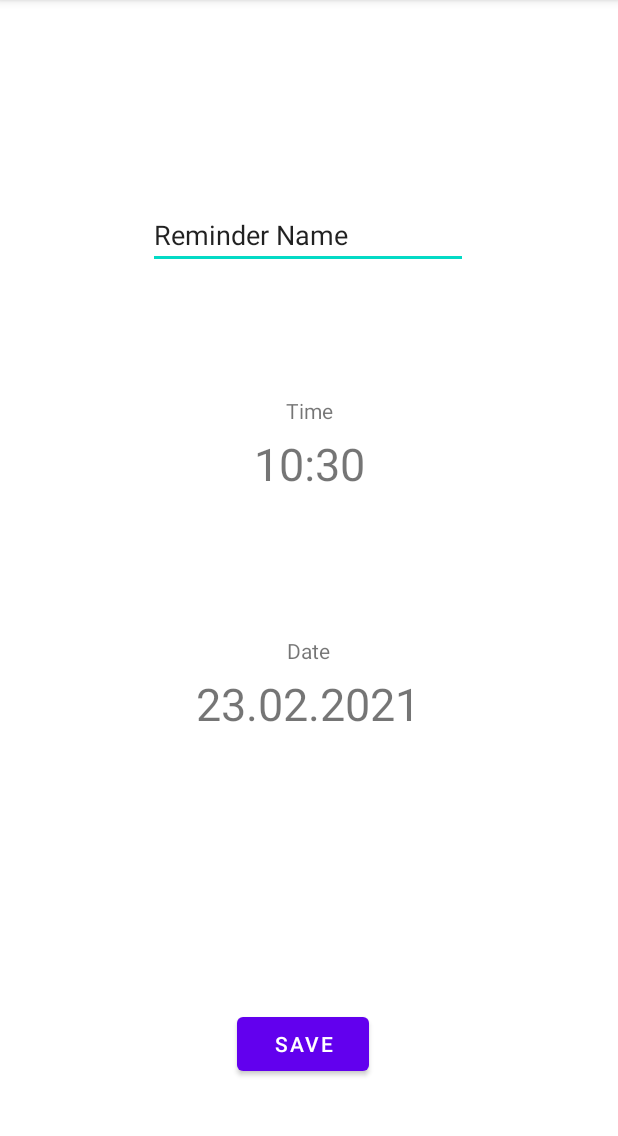
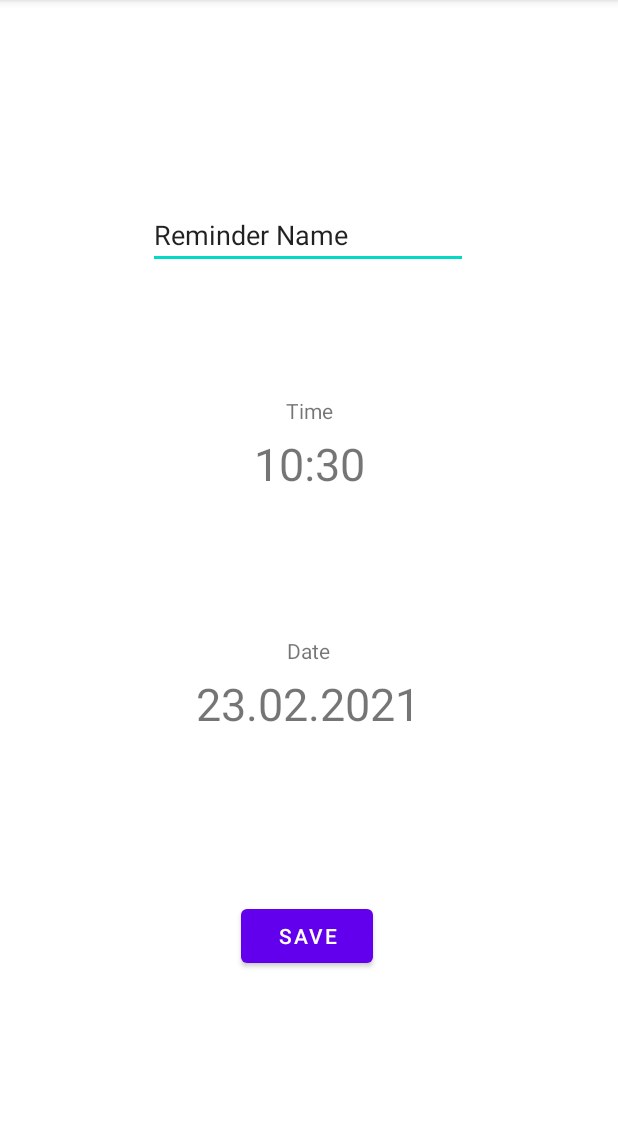
Before and after one commit to jerrycorp/Mobile-Computing-HW, an Android app: the ReminderList screen opened directly, with no data from a screen before it, after a tap on "plussign", on a phone screen of 412 x 824 dp, the part 84-1220 px from its top. Run offline under Robolectric (Android 15) with nearby library versions, the light colour scheme and no system bars; our stand-ins replace Firebase (no records; nobody signed in at launch, a user with empty details on screens opened directly).

Commit message:
Minimal requirements working

```diff
--- a/app/src/main/java/com/example/mobilecomputinghomework/EditActivity.kt
+++ b/app/src/main/java/com/example/mobilecomputinghomework/EditActivity.kt
@@ -5,6 +5,8 @@ import android.app.TimePickerDialog
 import android.content.Context
 import androidx.appcompat.app.AppCompatActivity
 import android.os.Bundle
+import android.view.View
+import android.widget.Button
 import android.widget.EditText
 import android.widget.TextView
 import android.widget.TimePicker
@@ -12,32 +14,68 @@ import java.util.*
 import java.text.SimpleDateFormat
 import com.example.mobilecomputinghomework.db.ReminderInfo
 import com.google.firebase.database.FirebaseDatabase
+import com.google.firebase.database.ktx.database
+import com.google.firebase.ktx.Firebase
 
-class EditActivity : AppCompatActivity() {
+class EditActivity() : AppCompatActivity() {
+    private lateinit var key: String
     private lateinit var database: FirebaseDatabase
     override fun onCreate(savedInstanceState: Bundle?) {
         super.onCreate(savedInstanceState)
         setContentView(R.layout.activity_edit)
-
+        database = Firebase.database(getString(R.string.firebase_db_url))
         setUpTimePickers()
-        setUpSaveButton()
-
+        findViewById<Button>(R.id.btnSave).setOnClickListener { save() }
+        updateExisting()
     }
 
-    private fun setUpSaveButton() {
+    private fun updateExisting() {
+        val textViewTimeEdit = findViewById<TextView>(R.id.textViewTimeEdit)
+        val textViewDateEdit = findViewById<TextView>(R.id.textViewDateEdit)
+        val editTextReminderName = findViewById<EditText>(R.id.editTextReminderName)
+        val key: String? = intent.getStringExtra("key")
+        val name: String? = intent.getStringExtra("name")
+        val date: String? = intent.getStringExtra("date")
+        val time: String? = intent.getStringExtra("time")
+        if (key != null && name != null && date != null && time != null) {
+            this.key = key
+            textViewTimeEdit.text = time
+            textViewDateEdit.text = date
+            editTextReminderName.setText(name)
+            val deleteBtn = findViewById<Button>(R.id.btnDeleteReminder)
+            deleteBtn.visibility = View.VISIBLE
+            deleteBtn.setOnClickListener {
+                val reference = database.getReference("data/users/"+ getLoggedInUsername() +"/reminderList/" + key)
+                reference.removeValue()
+                finish()
+            }
+        }
+        else {
+            this.key = ""
+        }
+    }
+
+    private fun save() {
 
         val textViewTimeEdit = findViewById<TextView>(R.id.textViewTimeEdit)
         val textViewDateEdit = findViewById<TextView>(R.id.textViewDateEdit)
         val editTextReminderName = findViewById<EditText>(R.id.editTextReminderName)
-        uploadNewReminder(ReminderInfo(123,textViewTimeEdit.toString(),
-            textViewDateEdit.toString(),
-            editTextReminderName.toString())
+        uploadNewReminder(ReminderInfo(123,"", editTextReminderName.getText().toString(),
+                textViewDateEdit.getText().toString(),
+                textViewTimeEdit.getText().toString())
         )
+        finish()
     }
 
     private fun uploadNewReminder(reminderInfo: ReminderInfo) {
-        val reference1 = database.getReference("data/"+ getLoggedInUsername() +"/reminderList")
-        reference1.push().setValue(reminderInfo)
+        if (key != "") {
+            val reference = database.getReference("data/users/"+ getLoggedInUsername() +"/reminderList/" + key)
+            reference.setValue(reminderInfo)
+        }
+        else {
+            val reference = database.getReference("data/users/"+ getLoggedInUsername() +"/reminderList")
+            reference.push().setValue(reminderInfo)
+        }
     }
 
     private fun setUpTimePickers() {
--- a/app/src/main/java/com/example/mobilecomputinghomework/ReminderList.kt
+++ b/app/src/main/java/com/example/mobilecomputinghomework/ReminderList.kt
@@ -37,12 +37,12 @@ class ReminderList : AppCompatActivity() {
         database = Firebase.database(getString(R.string.firebase_db_url))
         loadReminderInfo()
 
-        val reference = database.getReference("data/stringList")
-        reference.push().setValue("hello")
+        //val reference = database.getReference("data/stringList")
+        //reference.push().setValue("hello")
 
-         var ri = ReminderInfo(123,"note", "date", "time")
-        val reference1 = database.getReference("data/"+ getLoggedInUsername() +"/reminderList")
-        reference1.push().setValue(ri)
+        //var ri = ReminderInfo(123,"note", "date", "time")
+        //val reference1 = database.getReference("data/"+ getLoggedInUsername() +"/reminderList")
+        //reference1.push().setValue(ri)
 
 
         //val prods = listOf("hello", "bye")
@@ -56,6 +56,15 @@ class ReminderList : AppCompatActivity() {
         }
         findViewById<ImageButton>(R.id.btnNewReminder).setOnClickListener {
             startActivity(Intent(applicationContext, EditActivity::class.java))
+        }
+        listView.onItemClickListener = AdapterView.OnItemClickListener { _, _, position, id ->
+            val selectedReminder = listView.adapter.getItem(position) as ReminderInfo
+            val intent = Intent(this, EditActivity::class.java)
+            intent.putExtra("key", selectedReminder.key)
+            intent.putExtra("date", selectedReminder.date)
+            intent.putExtra("time", selectedReminder.time)
+            intent.putExtra("name", selectedReminder.name)
+            startActivity(intent)
         }
     }
 
@@ -89,21 +98,30 @@ class ReminderList : AppCompatActivity() {
     }
     override fun onResume() {
         super.onResume()
-        refreshListView()
+        updateNickname()
+        loadReminderInfo()
     }
 
     private fun refreshListView() {
-        var refreshTask = LoadReminderInfoEntries()
-        refreshTask.execute()
+        if (listOfReminders != null) {
+            if (listOfReminders.isNotEmpty()) {
+                val adaptor = ReminderAdaptor(applicationContext, listOfReminders)
+                listView.adapter = adaptor
+            } else {
+                listView.adapter = null
+                Toast.makeText(applicationContext, "No items now", Toast.LENGTH_SHORT).show()
+            }
+        }
+        //var refreshTask = LoadReminderInfoEntries()
+        //refreshTask.execute()
 
     }
     inner class LoadReminderInfoEntries : AsyncTask<String?, String?, List<ReminderInfo>>() {
         override fun doInBackground(vararg params: String?): List<ReminderInfo> {
-            //
-            //var reminderInfos = listOf()
+
             //val reference1 = database.getReference("data/"+ getLoggedInUsername() +"/reminderList")
             //reference1.get().addOnSuccessListener {
-            //    Log.i("firebase", "Got value ${it.value} ${it.children}")
+            //    Log.i("firebase", "Got value ${it.key}")
             //}.addOnFailureListener{
             //    Log.e("firebase", "Error getting data", it)
             //}
@@ -128,12 +146,15 @@ class ReminderList : AppCompatActivity() {
     private fun loadReminderInfo() {
         val reference1 = database.getReference("data/users/"+ getLoggedInUsername() +"/reminderList")
         reference1.get().addOnSuccessListener {
+            listOfReminders = mutableListOf<ReminderInfo>()
             for (reminderInfo in it.children) {
+                Log.i("firebase", "a child" + reminderInfo.child("name").value as String)
                 listOfReminders.add(ReminderInfo(
-                    (reminderInfo.child("uid").value as Long).toInt(),
-                    reminderInfo.child("name").value as String,
-                    reminderInfo.child("date").value as String,
-                    reminderInfo.child("time").value as String
+                        (reminderInfo.child("uid").value as Long).toInt(),
+                        reminderInfo.key.toString(),
+                        reminderInfo.child("name").value as String,
+                        reminderInfo.child("date").value as String,
+                        reminderInfo.child("time").value as String
                 ))
             }
             refreshListView()
--- a/app/src/main/java/com/example/mobilecomputinghomework/db/ReminderInfo.kt
+++ b/app/src/main/java/com/example/mobilecomputinghomework/db/ReminderInfo.kt
@@ -8,6 +8,7 @@ import androidx.room.PrimaryKey
 @Entity(tableName = "reminderInfo")
 data class ReminderInfo(
         @PrimaryKey(autoGenerate = true) var uid: Int?,
+        @ColumnInfo(name = "key") var key: String,
         @ColumnInfo(name = "name") var name: String,
         @ColumnInfo(name = "date") var date: String,
         @ColumnInfo(name = "time") var time: String
--- a/app/src/main/res/layout/activity_edit.xml
+++ b/app/src/main/res/layout/activity_edit.xml
@@ -66,14 +66,26 @@
         app:layout_constraintStart_toStartOf="@+id/textViewDateEdit" />
 
     <Button
-        android:id="@+id/btwSave"
+        android:id="@+id/btnSave"
         android:layout_width="wrap_content"
         android:layout_height="wrap_content"
-        android:layout_marginBottom="48dp"
+        android:layout_marginBottom="120dp"
         android:text="@string/save"
         app:layout_constraintBottom_toBottomOf="parent"
         app:layout_constraintEnd_toEndOf="parent"
-        app:layout_constraintHorizontal_bias="0.487"
+        app:layout_constraintHorizontal_bias="0.495"
         app:layout_constraintStart_toStartOf="parent" />
 
+    <Button
+        android:id="@+id/btnDeleteReminder"
+        android:layout_width="wrap_content"
+        android:layout_height="wrap_content"
+        android:layout_marginTop="28dp"
+        android:text="@string/delete"
+        android:visibility="gone"
+        app:layout_constraintEnd_toEndOf="@+id/btnSave"
+        app:layout_constraintHorizontal_bias="0.2"
+        app:layout_constraintStart_toStartOf="@+id/btnSave"
+        app:layout_constraintTop_toBottomOf="@+id/btnSave" />
+
 </androidx.constraintlayout.widget.ConstraintLayout>
--- a/app/src/main/res/values/strings.xml
+++ b/app/src/main/res/values/strings.xml
@@ -19,4 +19,5 @@
     <string name="default_reminder_time">00:00</string>
     <string name="date">Date</string>
     <string name="save">save</string>
+    <string name="delete">delete</string>
 </resources>
```
